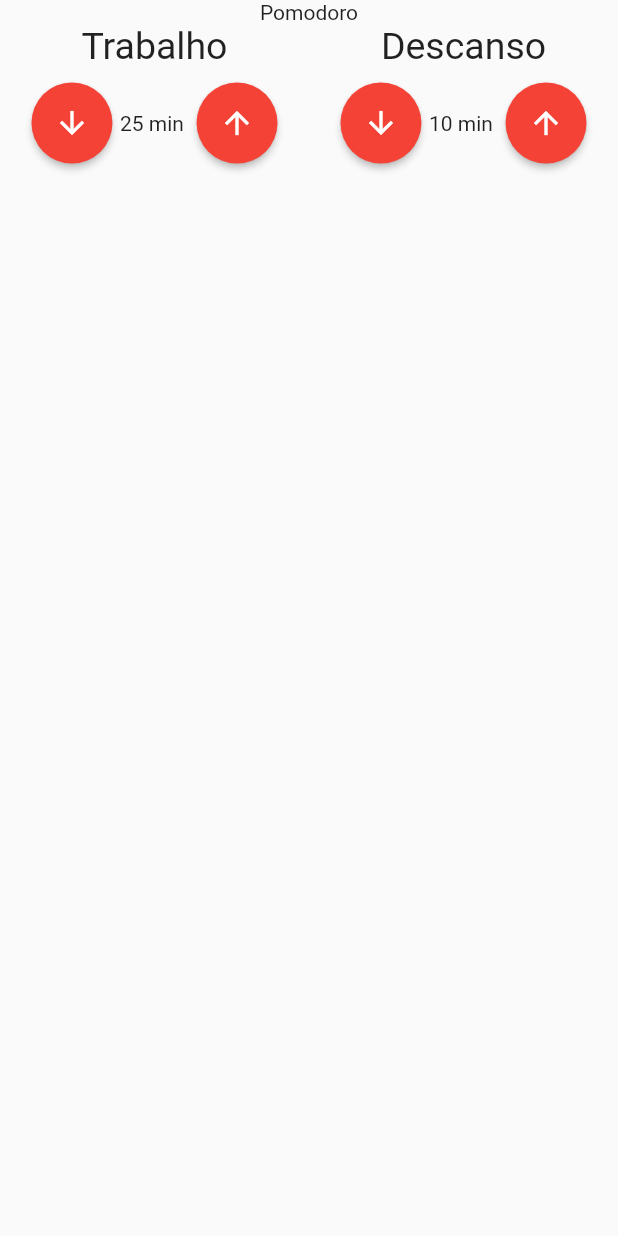
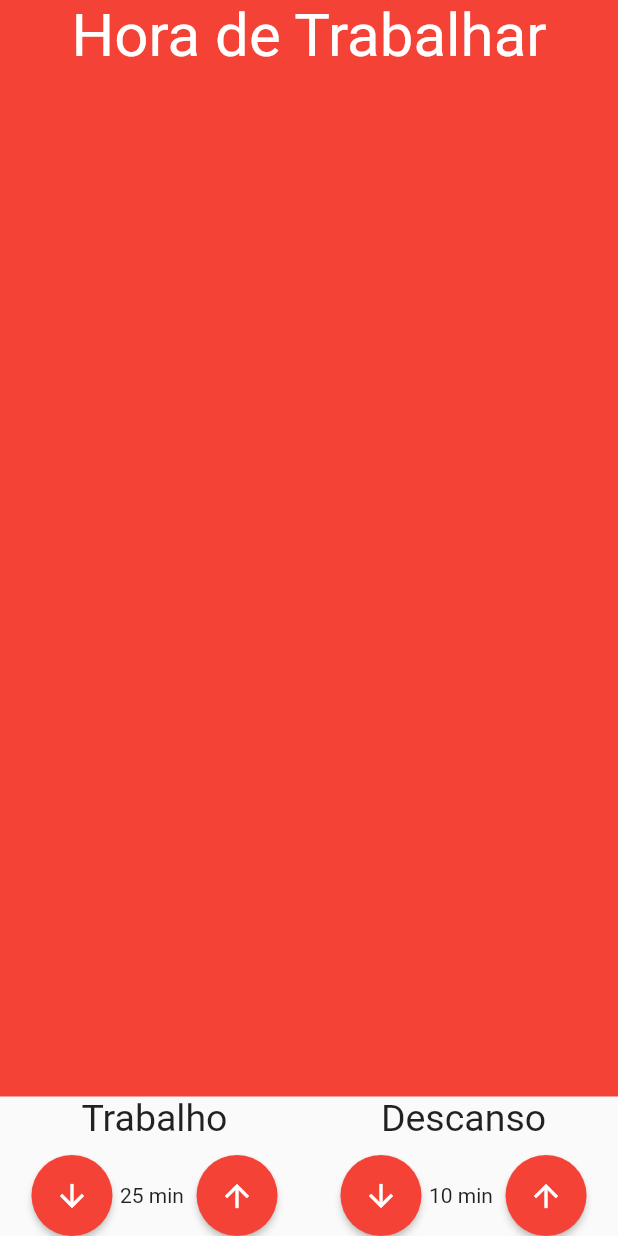
Before and after one commit to IagoMesquita/pomodoro_with_mobx, a Flutter app: the screen it shows after launch, on a phone screen of 412 x 824 dp. Run offline on Flutter 3.47's test engine with Material 2 defaults, Android fonts, the phone set to English and light mode, and no system bars; our stand-ins replace mobx; generated files the repository leaves out were written again.

Commit message:
style> Expended

```diff
--- a/lib/pages/pomodoro.dart
+++ b/lib/pages/pomodoro.dart
@@ -1,4 +1,5 @@
 import 'package:flutter/material.dart';
+import 'package:pomodoro_with_mobx/components/chronometer.dart';
 import 'package:pomodoro_with_mobx/components/input_time.dart';
 
 class Pomodoro extends StatelessWidget {
@@ -8,8 +9,9 @@ class Pomodoro extends StatelessWidget {
   Widget build(BuildContext context) {
     return Scaffold(
       body: Column(
+        crossAxisAlignment: CrossAxisAlignment.stretch,
         children: [
-          const Text('Pomodoro'),
+          const Expanded(child: Chronometer()),
           Row(
             mainAxisAlignment: MainAxisAlignment.spaceAround,
             children: const [
```
